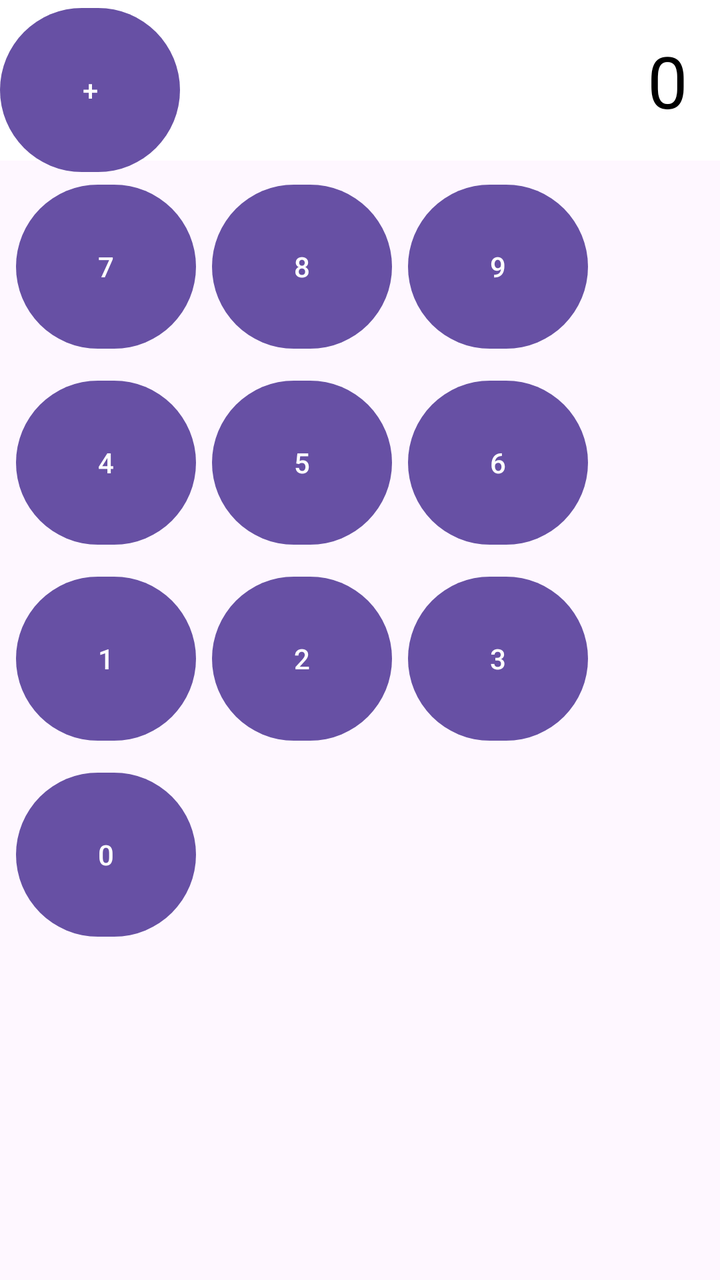
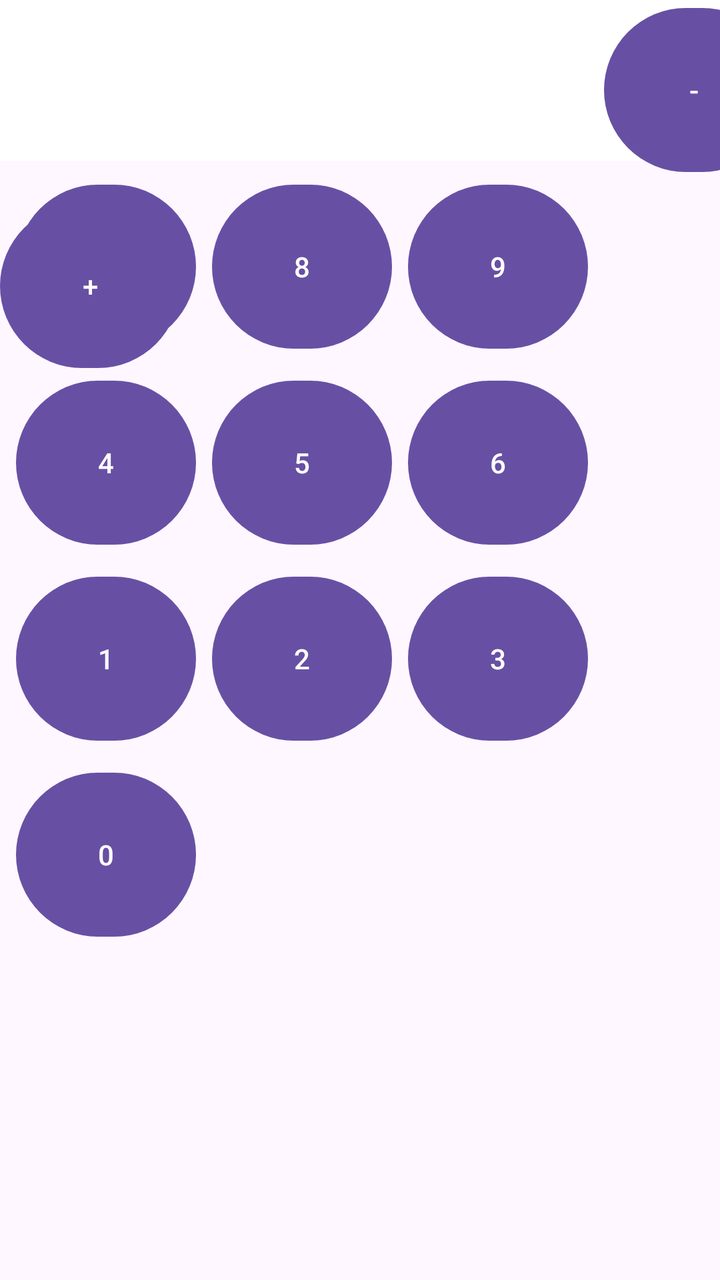

Before-and-after screenshots of an Android layout around one commit, followed by the original layout XML and the change that was made.
<!-- AndroidManifest.xml: application theme Theme.ProjectCalculator -->
<!-- res/layout/activity_main.xml -->
<?xml version="1.0" encoding="utf-8"?>
<androidx.constraintlayout.widget.ConstraintLayout
    xmlns:android="http://schemas.android.com/apk/res/android"
    xmlns:app="http://schemas.android.com/apk/res-auto"
    xmlns:tools="http://schemas.android.com/tools"
    android:id="@+id/main"
    android:layout_width="match_parent"
    android:layout_height="match_parent"
    tools:context=".MainActivity">

    <TextView
        android:id="@+id/tvResult"
        android:layout_width="match_parent"
        android:layout_height="wrap_content"
        android:background="@color/white"
        android:gravity="end"
        android:padding="16dp"
        android:text="0"
        android:textColor="@color/black"
        android:textSize="36sp"
        app:layout_constraintTop_toTopOf="parent"
        app:layout_constraintStart_toStartOf="parent"
        app:layout_constraintEnd_toEndOf="parent"/>

    <Button
        android:id="@+id/btn7"
        android:layout_width="90dp"
        android:layout_height="90dp"
        android:text="7"
        app:layout_constraintStart_toStartOf="parent"
        app:layout_constraintTop_toBottomOf="@id/tvResult"
        android:layout_margin="8dp"/>

    <Button
        android:id="@+id/btn8"
        android:layout_width="90dp"
        android:layout_height="90dp"
        android:text="8"
        app:layout_constraintStart_toEndOf="@id/btn7"
        app:layout_constraintTop_toBottomOf="@id/tvResult"
        android:layout_margin="8dp"/>

    <Button
        android:id="@+id/btn9"
        android:layout_width="90dp"
        android:layout_height="90dp"
        android:text="9"
        app:layout_constraintStart_toEndOf="@id/btn8"
        app:layout_constraintTop_toBottomOf="@id/tvResult"
        android:layout_margin="8dp"/>
    <Button
        android:id="@+id/btn4"
        android:layout_width="90dp"
        android:layout_height="90dp"
        android:text="4"
        app:layout_constraintStart_toStartOf="parent"
        app:layout_constraintTop_toBottomOf="@id/btn7"
        android:layout_margin="8dp"/>
    <Button
        android:id="@+id/btn5"
        android:layout_width="90dp"
        android:layout_height="90dp"
        android:text="5"
        app:layout_constraintStart_toEndOf="@id/btn4"
        app:layout_constraintTop_toBottomOf="@id/btn8"
        android:layout_margin="8dp"/>
    <Button
        android:id="@+id/btn6"
        android:layout_width="90dp"
        android:layout_height="90dp"
        android:text="6"
        app:layout_constraintStart_toEndOf="@+id/btn5"
        app:layout_constraintTop_toBottomOf="@+id/btn9"
        android:layout_margin="8dp"/>
    <Button
        android:id="@+id/btn1"
        android:layout_width="90dp"
        android:layout_height="90dp"
        android:text="1"
        app:layout_constraintStart_toStartOf="parent"
        app:layout_constraintTop_toBottomOf="@id/btn4"
        android:layout_margin="8dp"/>
    <Button
        android:id="@+id/btn2"
        android:layout_width="90dp"
        android:layout_height="90dp"
        android:text="2"
        app:layout_constraintStart_toEndOf="@id/btn1"
        app:layout_constraintTop_toBottomOf="@id/btn5"
        android:layout_margin="8dp"/>
    <Button
        android:id="@+id/btn3"
        android:layout_width="90dp"
        android:layout_height="90dp"
        android:text="3"
        app:layout_constraintStart_toEndOf="@id/btn2"
        app:layout_constraintTop_toBottomOf="@id/btn6"
        android:layout_margin="8dp"/>
    <Button
        android:id="@+id/btn0"
        android:layout_width="90dp"
        android:layout_height="90dp"
        android:text="0"
        app:layout_constraintStart_toStartOf="parent"
        app:layout_constraintTop_toBottomOf="@id/btn1"
        android:layout_margin="8dp"/>

    <Button
        android:id="@+id/btnPlus"
        android:layout_width="90dp"
        android:layout_height="90dp"
        android:text="+"
        app:layout_constraintStart_toEndOf="@id/btnEquals"
        app:layout_constraintTop_toBottomOf="@id/btnMinus"
        android:layout_margin="8dp"/>



</androidx.constraintlayout.widget.ConstraintLayout>
<!-- resources referenced by this layout -->
<resources>
  <color name="black">#FF000000</color>
  <color name="white">#FFFFFFFF</color>
  <style name="Theme.ProjectCalculator" parent="Base.Theme.ProjectCalculator" />
  <style name="Base.Theme.ProjectCalculator" parent="Theme.Material3.DayNight.NoActionBar">
          
          
      </style>
</resources>

<!-- the commit's change to res/layout/activity_main.xml (unified diff, before → after) -->
@@ -97,6 +97,14 @@
         app:layout_constraintTop_toBottomOf="@id/btn6"
         android:layout_margin="8dp"/>
     <Button
+        android:id="@+id/btnMinus"
+        android:layout_width="90dp"
+        android:layout_height="90dp"
+        android:text="-"
+        app:layout_constraintStart_toEndOf="@id/btn3"
+        app:layout_constraintTop_toBottomOf="@id/btnMultiply"
+        android:layout_margin="8dp"/>
+    <Button
         android:id="@+id/btn0"
         android:layout_width="90dp"
         android:layout_height="90dp"
